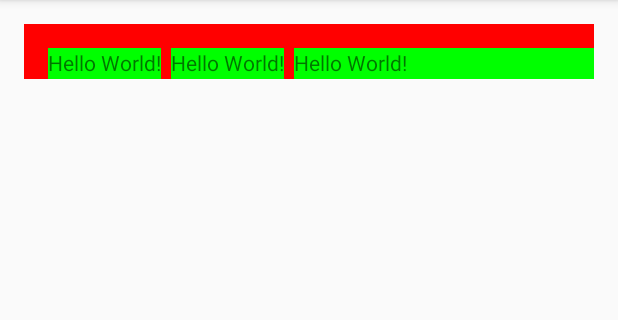
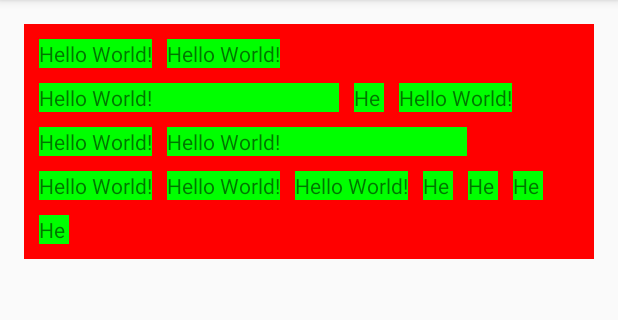
Before and after one commit to whilu/AndroidTagView, an Android app: the screen it shows after launch (MainActivity), on a phone screen of 412 x 824 dp, the part 84-404 px from its top. Run offline under Robolectric (Android 15) with nearby library versions, the phone set to English and light mode, and no system bars.

```diff
--- a/androidtagview/src/main/java/co/lujun/androidtagview/ContainerLayout.java
+++ b/androidtagview/src/main/java/co/lujun/androidtagview/ContainerLayout.java
@@ -1,12 +1,10 @@
 package co.lujun.androidtagview;
 
 import android.content.Context;
+import android.content.res.TypedArray;
 import android.util.AttributeSet;
-import android.util.DisplayMetrics;
-import android.util.Log;
 import android.view.View;
 import android.view.ViewGroup;
-import android.view.WindowManager;
 
 /**
  * Author: lujun
@@ -14,12 +12,17 @@ import android.view.WindowManager;
  */
 public class ContainerLayout extends ViewGroup {
 
-    private int mVerticalInterval = 10;
+    /** Vertical interval, default 5(dp)*/
+    private int mVerticalInterval;
 
-    private int mHorizontalInterval = 10;
-    private int mScreenWidth;
+    /** Horizontal interval, default 5(dp)*/
+    private int mHorizontalInterval;
 
-    private static final String TAG = "ContainerLayout";
+    /** Tag view average height*/
+    private int mChildHeight;
+
+    /** Default interval(dp)*/
+    private static final float DEFAULT_INTERVAL = 5;
 
     public ContainerLayout(Context context){
         this(context, null);
@@ -29,16 +32,16 @@ public class ContainerLayout extends ViewGroup {
         this(context, attrs, 0);
     }
 
-    public ContainerLayout(Context context, AttributeSet attrs, int defStyle){
-        super(context, attrs, defStyle);
-        init(context);
+    public ContainerLayout(Context context, AttributeSet attrs, int defStyleAttr){
+        super(context, attrs, defStyleAttr);
+        init(context, attrs, defStyleAttr);
     }
 
-    private void init(Context context){
-        WindowManager wm = (WindowManager) context.getSystemService(Context.WINDOW_SERVICE);
-        DisplayMetrics metrics = new DisplayMetrics();
-        wm.getDefaultDisplay().getMetrics(metrics);
-        mScreenWidth = metrics.widthPixels;
+    private void init(Context context, AttributeSet attrs, int defStyleAttr){
+        TypedArray attributes = context.obtainStyledAttributes(attrs, R.styleable.AndroidTagView, defStyleAttr, 0);
+        mVerticalInterval = (int) attributes.getDimension(R.styleable.AndroidTagView_vertical_interval, dp2px(DEFAULT_INTERVAL));
+        mHorizontalInterval = (int) attributes.getDimension(R.styleable.AndroidTagView_horizontal_interval, dp2px(DEFAULT_INTERVAL));
+        attributes.recycle();
     }
 
     @Override
@@ -56,8 +59,9 @@ public class ContainerLayout extends ViewGroup {
         if (childCount == 0){
             setMeasuredDimension(0, 0);
         }else if (heightSpecMode == MeasureSpec.AT_MOST) {
-            setMeasuredDimension(widthSpecSize,
-                    (mVerticalInterval + getChildAt(0).getMeasuredHeight()) * lines);
+            int childHeight = getChildAt(0).getMeasuredHeight();
+            setMeasuredDimension(widthSpecSize, (mVerticalInterval + childHeight) * lines
+                    - mVerticalInterval + getPaddingTop() + getPaddingBottom());
         }else {
             setMeasuredDimension(widthSpecSize, heightSpecSize);
         }
@@ -66,18 +70,17 @@ public class ContainerLayout extends ViewGroup {
     @Override
     protected void onLayout(boolean changed, int l, int t, int r, int b) {
         int childCount = getChildCount();
-        int curLeft = l, curTop = t;
+        int curLeft = getPaddingLeft(), curTop = getPaddingTop();
         for (int i = 0; i < childCount; i++) {
             final View childView = getChildAt(i);
             if (childView.getVisibility() != GONE) {
-                final int width = childView.getMeasuredWidth();
-                final int height = childView.getMeasuredHeight();
-                if (curLeft + width + mHorizontalInterval > mScreenWidth){
-                    curLeft = l;
-                    curTop += height + mVerticalInterval;
+                int width = childView.getMeasuredWidth();
+                if (curLeft + width + mHorizontalInterval
+                        > getMeasuredWidth() - getPaddingLeft() - getPaddingRight()){
+                    curLeft = getPaddingLeft();
+                    curTop += mChildHeight + mVerticalInterval;
                 }
-                Log.d(TAG, getTop() + "," + curTop);
-                childView.layout(curLeft, curTop, curLeft + width, curTop + height);
+                childView.layout(curLeft, curTop, curLeft + width, curTop + mChildHeight);
                 curLeft += width + mHorizontalInterval;
             }
         }
@@ -86,10 +89,14 @@ public class ContainerLayout extends ViewGroup {
     private int getChildLines(int childCount){
         int lines = 1;
         for (int i = 0, curLineW = 0; i < childCount; i++) {
-            curLineW += getChildAt(i).getMeasuredWidth() + mHorizontalInterval;
-            if (curLineW > mScreenWidth){
+            View childView = getChildAt(i);
+            int dis = childView.getMeasuredWidth() + mHorizontalInterval;
+            int height = childView.getMeasuredHeight();
+            mChildHeight = i == 0 ? height : Math.min(mChildHeight, height);
+            curLineW += dis;
+            if (curLineW > getMeasuredWidth() - getPaddingLeft() - getPaddingRight()){
                 lines++;
-                curLineW = 0;
+                curLineW = dis;
             }
         }
         return lines;
@@ -104,4 +111,20 @@ public class ContainerLayout extends ViewGroup {
         final float scale = getContext().getResources().getDisplayMetrics().density;
         return (int) (dp * scale + 0.5f);
     }
+
+    public void setVerticalInterval(float interval){
+        mVerticalInterval = dp2px(interval);
+    }
+
+    public void setHorizontalInterval(float interval){
+        mHorizontalInterval = dp2px(interval);
+    }
+
+    public int getVerticalInterval(){
+        return mVerticalInterval;
+    }
+
+    public int getHorizontalInterval(){
+        return mHorizontalInterval;
+    }
 }
--- /dev/null
+++ b/androidtagview/src/main/java/co/lujun/androidtagview/TagView.java
@@ -0,0 +1,30 @@
+package co.lujun.androidtagview;
+
+import android.content.Context;
+import android.graphics.drawable.Drawable;
+import android.util.AttributeSet;
+import android.widget.TextView;
+
+/**
+ * Author: lujun
+ * Date: 2015/12/31 11:47
+ */
+public class TagView extends TextView {
+
+    public TagView(Context context){
+        this(context, null, 0);
+    }
+
+    public TagView(Context context, AttributeSet attrs){
+        this(context, attrs, 0);
+    }
+
+    public TagView(Context context, AttributeSet attrs, int defStyleAttr){
+        super(context, attrs, defStyleAttr);
+        init(context, attrs, defStyleAttr);
+    }
+
+    private void init(Context context, AttributeSet attrs, int defStyleAttr){
+        setSingleLine();
+    }
+}
--- /dev/null
+++ b/androidtagview/src/main/res/values/attrs.xml
@@ -0,0 +1,12 @@
+<?xml version="1.0" encoding="utf-8"?>
+<resources>
+    <declare-styleable name="AndroidTagView">
+        <attr name="vertical_interval" format="dimension" />
+        <attr name="horizontal_interval" format="dimension" />
+        <attr name="tag_text_size" format="dimension" />
+        <attr name="tag_corner_radius" format="dimension" />
+        <attr name="tag_text_color" format="color" />
+        <attr name="tag_background_color" format="color" />
+        <attr name="tag_border_color" format="color" />
+    </declare-styleable>
+</resources>
--- a/sample/src/main/res/layout/content_main.xml
+++ b/sample/src/main/res/layout/content_main.xml
@@ -15,23 +15,93 @@
     <co.lujun.androidtagview.ContainerLayout
         android:layout_width="match_parent"
         android:layout_height="wrap_content"
-        android:background="#ff0000">
+        android:layout_margin="0dp"
+        android:background="#ff0000"
+        android:padding="10dp"
+        app:horizontal_interval="10dp"
+        app:vertical_interval="10dp">
 
         <TextView
             android:layout_width="wrap_content"
-            android:layout_height="30dp"
+            android:layout_height="wrap_content"
             android:background="#00ff00"
             android:text="Hello World!" />
 
         <TextView
             android:layout_width="wrap_content"
-            android:layout_height="30dp"
+            android:layout_height="wrap_content"
             android:background="#00ff00"
             android:text="Hello World!" />
 
         <TextView
             android:layout_width="200dp"
-            android:layout_height="30dp"
+            android:layout_height="wrap_content"
+            android:background="#00ff00"
+            android:text="Hello World!" />
+
+        <TextView
+            android:layout_width="20dp"
+            android:layout_height="wrap_content"
+            android:background="#00ff00"
+            android:text="Hello World!" />
+
+        <TextView
+            android:layout_width="wrap_content"
+            android:layout_height="wrap_content"
+            android:background="#00ff00"
+            android:text="Hello World!" />
+
+        <TextView
+            android:layout_width="wrap_content"
+            android:layout_height="wrap_content"
+            android:background="#00ff00"
+            android:text="Hello World!" />
+
+        <TextView
+            android:layout_width="200dp"
+            android:layout_height="wrap_content"
+            android:background="#00ff00"
+            android:text="Hello World!" />
+
+        <TextView
+            android:layout_width="wrap_content"
+            android:layout_height="wrap_content"
+            android:background="#00ff00"
+            android:text="Hello World!" />
+
+        <TextView
+            android:layout_width="wrap_content"
+            android:layout_height="wrap_content"
+            android:background="#00ff00"
+            android:text="Hello World!" />
+
+        <TextView
+            android:layout_width="wrap_content"
+            android:layout_height="wrap_content"
+            android:background="#00ff00"
+            android:text="Hello World!" />
+
+        <TextView
+            android:layout_width="20dp"
+            android:layout_height="wrap_content"
+            android:background="#00ff00"
+            android:text="Hello World!" />
+
+        <TextView
+            android:layout_width="20dp"
+            android:layout_height="wrap_content"
+            android:background="#00ff00"
+            android:text="Hello World!" />
+
+        <TextView
+            android:layout_width="20dp"
+            android:layout_height="wrap_content"
+            android:background="#00ff00"
+            android:text="Hello World!" />
+
+        <TextView
+            android:layout_width="20dp"
+            android:layout_height="wrap_content"
             android:background="#00ff00"
             android:text="Hello World!" />
     </co.lujun.androidtagview.ContainerLayout>
```
Also changed, not shown: 1 other file.
